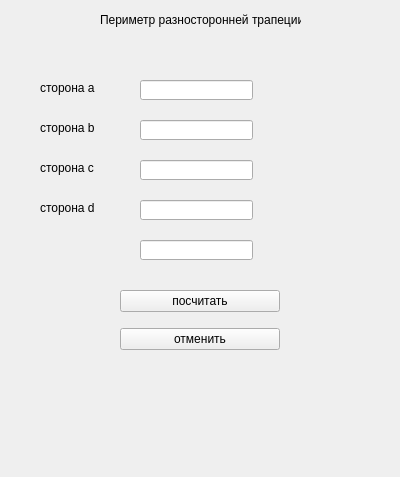
Old version of the form untitled.ui in the repository Ksenia-ESST/mdk_lessons.
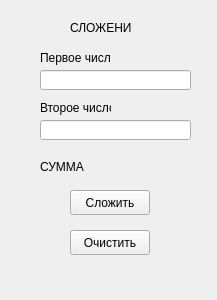
New version of the form.

```diff
--- a/untitled.ui
+++ b/untitled.ui
@@ -6,99 +6,83 @@
    <rect>
     <x>0</x>
     <y>0</y>
-    <width>400</width>
-    <height>477</height>
+    <width>217</width>
+    <height>300</height>
    </rect>
   </property>
   <property name="windowTitle">
    <string>Form</string>
   </property>
+  <widget class="QPushButton" name="pushButton">
+   <property name="geometry">
+    <rect>
+     <x>70</x>
+     <y>230</y>
+     <width>80</width>
+     <height>25</height>
+    </rect>
+   </property>
+   <property name="text">
+    <string>Очистить</string>
+   </property>
+  </widget>
+  <widget class="QPushButton" name="pushButton_2">
+   <property name="geometry">
+    <rect>
+     <x>70</x>
+     <y>190</y>
+     <width>80</width>
+     <height>25</height>
+    </rect>
+   </property>
+   <property name="text">
+    <string>Сложить</string>
+   </property>
+  </widget>
+  <widget class="QLineEdit" name="lineEdit">
+   <property name="geometry">
+    <rect>
+     <x>40</x>
+     <y>70</y>
+     <width>151</width>
+     <height>20</height>
+    </rect>
+   </property>
+  </widget>
+  <widget class="QLineEdit" name="lineEdit_2">
+   <property name="geometry">
+    <rect>
+     <x>40</x>
+     <y>120</y>
+     <width>151</width>
+     <height>20</height>
+    </rect>
+   </property>
+  </widget>
   <widget class="QLabel" name="label">
    <property name="geometry">
     <rect>
-     <x>100</x>
-     <y>0</y>
-     <width>201</width>
-     <height>40</height>
+     <x>40</x>
+     <y>50</y>
+     <width>71</width>
+     <height>16</height>
     </rect>
    </property>
    <property name="text">
-    <string>Периметр разносторонней трапеции</string>
+    <string>Первое число</string>
    </property>
   </widget>
-  <widget class="QLineEdit" name="line">
-   <property name="geometry">
-    <rect>
-     <x>140</x>
-     <y>80</y>
-     <width>113</width>
-     <height>20</height>
-    </rect>
-   </property>
-  </widget>
-  <widget class="QWidget" name="verticalLayoutWidget">
-   <property name="geometry">
-    <rect>
-     <x>120</x>
-     <y>280</y>
-     <width>160</width>
-     <height>80</height>
-    </rect>
-   </property>
-   <layout class="QVBoxLayout" name="verticalLayout">
-    <item>
-     <widget class="QPushButton" name="button_1">
-      <property name="text">
-       <string>посчитать</string>
-      </property>
-     </widget>
-    </item>
-    <item>
-     <widget class="QPushButton" name="button_2">
-      <property name="text">
-       <string>отменить</string>
-      </property>
-     </widget>
-    </item>
-   </layout>
-  </widget>
   <widget class="QLabel" name="label_2">
    <property name="geometry">
     <rect>
      <x>40</x>
-     <y>120</y>
-     <width>81</width>
+     <y>100</y>
+     <width>71</width>
      <height>16</height>
     </rect>
    </property>
    <property name="text">
-    <string>сторона b</string>
-   </property>
-  </widget>
-  <widget class="QLabel" name="label_1">
-   <property name="geometry">
-    <rect>
-     <x>40</x>
-     <y>80</y>
-     <width>81</width>
-     <height>16</height>
-    </rect>
-   </property>
-   <property name="text">
-    <string>сторона a</string>
-   </property>
-  </widget>
-  <widget class="QLabel" name="label_4">
-   <property name="geometry">
-    <rect>
-     <x>40</x>
-     <y>200</y>
-     <width>101</width>
-     <height>16</height>
-    </rect>
-   </property>
-   <property name="text">
-    <string>сторона d</string>
+    <string>Второе число</string>
    </property>
   </widget>
   <widget class="QLabel" name="label_3">
@@ -106,52 +90,25 @@
     <rect>
      <x>40</x>
      <y>160</y>
-     <width>81</width>
+     <width>47</width>
+     <height>13</height>
+    </rect>
+   </property>
+   <property name="text">
+    <string>СУММА =</string>
+   </property>
+  </widget>
+  <widget class="QLabel" name="label_4">
+   <property name="geometry">
+    <rect>
+     <x>70</x>
+     <y>20</y>
+     <width>61</width>
      <height>16</height>
     </rect>
    </property>
    <property name="text">
-    <string>сторона c</string>
-   </property>
-  </widget>
-  <widget class="QLineEdit" name="line_2">
-   <property name="geometry">
-    <rect>
-     <x>140</x>
-     <y>120</y>
-     <width>113</width>
-     <height>20</height>
-    </rect>
-   </property>
-  </widget>
-  <widget class="QLineEdit" name="line_3">
-   <property name="geometry">
-    <rect>
-     <x>140</x>
-     <y>160</y>
-     <width>113</width>
-     <height>20</height>
-    </rect>
-   </property>
-  </widget>
-  <widget class="QLineEdit" name="lin_4">
-   <property name="geometry">
-    <rect>
-     <x>140</x>
-     <y>200</y>
-     <width>113</width>
-     <height>20</height>
-    </rect>
-   </property>
-  </widget>
-  <widget class="QLineEdit" name="line_5">
-   <property name="geometry">
-    <rect>
-     <x>140</x>
-     <y>240</y>
-     <width>113</width>
-     <height>20</height>
-    </rect>
+    <string>СЛОЖЕНИЕl</string>
    </property>
   </widget>
  </widget>
```
